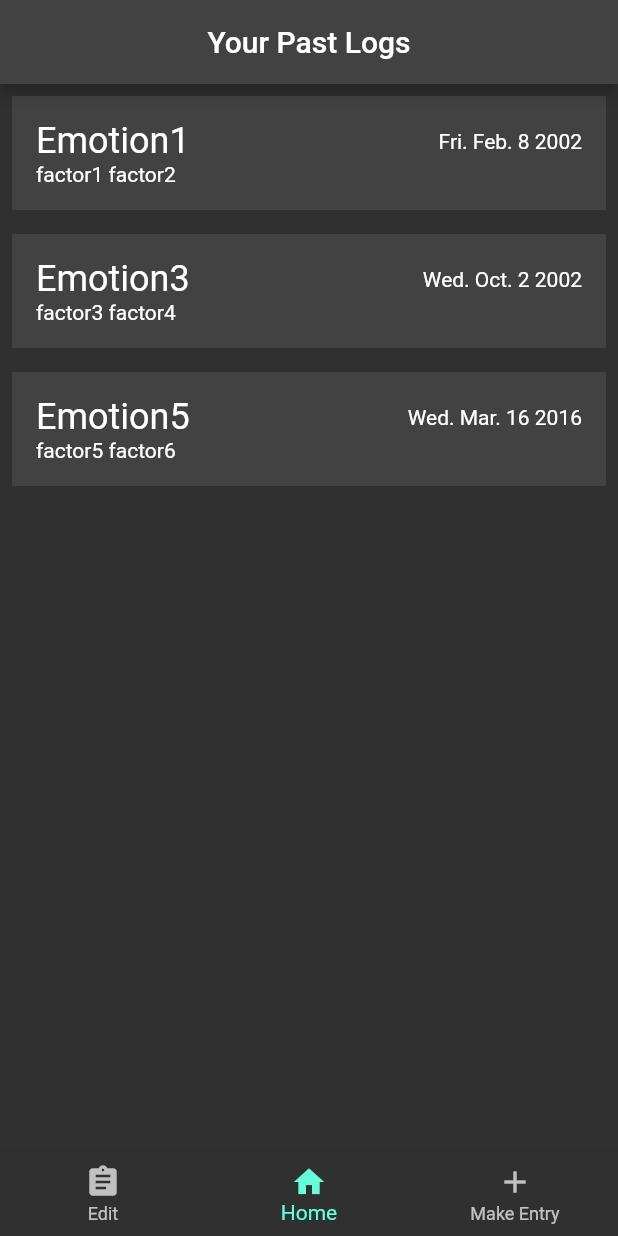
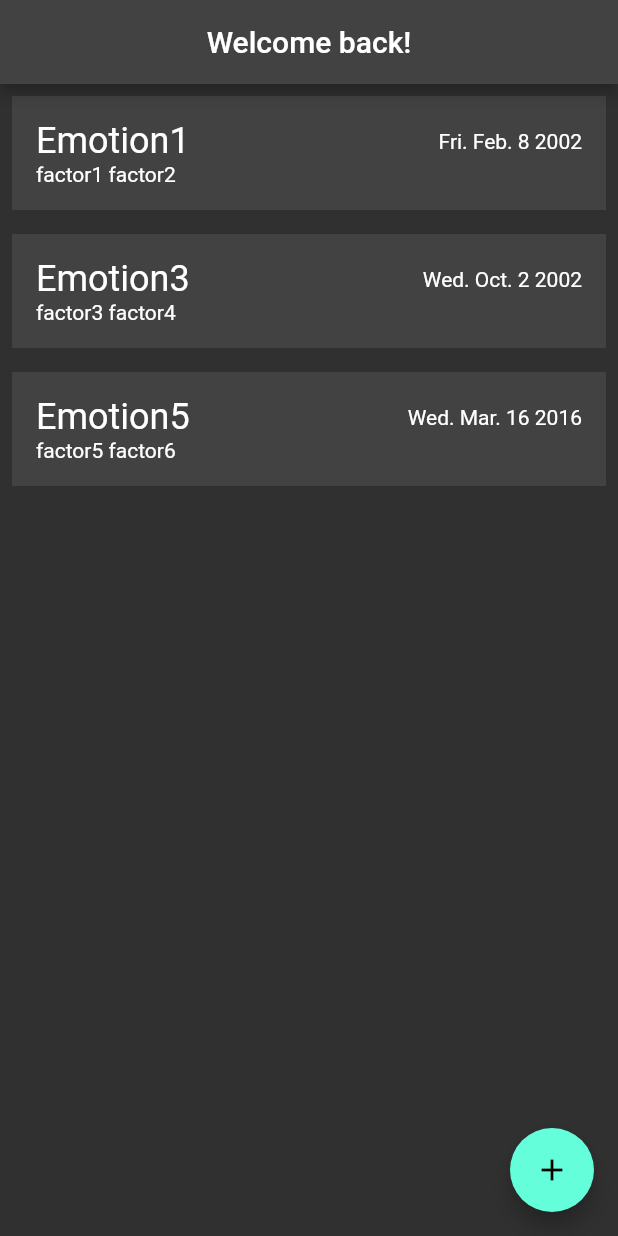
Before and after one commit to benlagreca02/mood_tracker, a Flutter app: the screen it shows after launch, on a phone screen of 412 x 824 dp. Run offline on Flutter 3.47's test engine with Material 2 defaults, Android fonts, the light colour scheme and no system bars.

Commit message:
Layout no longer uses three columns, Completing an entry will take you back to the home screen

```diff
--- a/lib/main.dart
+++ b/lib/main.dart
@@ -1,10 +1,11 @@
 import 'package:flutter/material.dart';
+import 'package:mood_tracking/pages/home_screen.dart';
+import 'package:mood_tracking/pages/make_entry_screen.dart';
 import 'package:mood_tracking/src/emotion.dart';
 import 'package:mood_tracking/src/factor.dart';
 import 'package:mood_tracking/src/log_entry.dart';
 import 'package:provider/provider.dart';
 import 'src/user_model.dart';
-import 'pages/home_screen_wrapper.dart';
 
 void main() {
   runApp(
@@ -72,7 +73,8 @@ class _MyAppState extends State<MyApp> {
       theme: ThemeData.dark(),
       initialRoute: '/homeScreen',
       routes: {
-        '/homeScreen': (context) => HomeScreenWrapper(),
+        '/homeScreen': (context) => const HomeScreen(),
+        '/makeEntryScreen': (context) => const MakeEntryScreen(),
       }
     );
   }
--- a/lib/pages/home_screen.dart
+++ b/lib/pages/home_screen.dart
@@ -13,11 +13,23 @@ class HomeScreen extends StatefulWidget {
 class _HomeScreenState extends State<HomeScreen> {
   @override
   Widget build(BuildContext context) {
-    return Center(
-      child: Consumer<UserModel>(
-        builder:(context, user, child) => ListView(
-          children: user.logEntryList.map((e) => LogEntryWidget(e)).toList()
+    return Scaffold(
+      appBar: AppBar(
+        centerTitle: true,
+        title: const Text("Welcome back!"),
+      ),
+      body: Center(
+        child: Consumer<UserModel>(
+          builder:(context, user, child) => ListView(
+            children: user.logEntryList.map((e) => LogEntryWidget(e)).toList()
+          ),
         ),
+      ),
+      floatingActionButton: FloatingActionButton(
+        child: const Icon(Icons.add),
+        onPressed: () {
+          Navigator.pushNamed(context, "/makeEntryScreen");
+        },
       ),
     );
   }
--- a/lib/pages/home_screen_wrapper.dart
+++ /dev/null
@@ -1,95 +0,0 @@
-
-
-import 'package:flutter/material.dart';
-import 'package:mood_tracking/pages/home_screen.dart';
-import 'package:mood_tracking/pages/make_entry_screen.dart';
-import 'package:mood_tracking/src/user_model.dart';
-import 'package:provider/provider.dart';
-
-import 'edit_screen.dart';
-
-class HomeScreenWrapper extends StatefulWidget {
-  @override
-  State<HomeScreenWrapper> createState() => _HomeScreenWrapperState();
-}
-
-class _HomeScreenWrapperState extends State<HomeScreenWrapper> {
-
-  int _bottomNavBarIndex = 1;
-
-  static final List<Widget> _frontPageOptions = <Widget>[
-    EditScreen(),
-    HomeScreen(),
-    MakeEntryScreen()
-  ];
-
-  static final List<Widget> _titleOptions = <Widget>[
-    const Text("IMPLEMENT ME"),
-    const Text("Your Past Logs"),
-    const Text("Make a Log Entry"),
-  ];
-
-  // is there a more "sound" way to do this, or is empty containers ok?
-  static final List<Widget> _actionOptions = <Widget> [
-    Container(),
-    Container(),
-    Consumer<UserModel>(
-      builder: (context, user, child) {
-        return IconButton(
-          icon: const Icon(Icons.delete),
-          onPressed: () {
-            user.clearAllPending();
-            ScaffoldMessenger.of(context).showSnackBar(
-              const SnackBar(content: Text("Current Pending Entry Deleted"),)
-            );
-          },
-        );
-      }
-    )
-  ];
-
-
-  void _onBottomNavBarItemTapped(int index){
-    setState( () {
-      _bottomNavBarIndex = index;
-    });
-  }
-
-
-  @override
-  Widget build(BuildContext context) {
-    return Scaffold(
-      body: IndexedStack(
-        index: _bottomNavBarIndex,
-        children: _frontPageOptions,
-      ),
-
-      appBar: AppBar(
-        title: _titleOptions.elementAt(_bottomNavBarIndex),
-        actions: [_actionOptions.elementAt(_bottomNavBarIndex)],
-        centerTitle: true,
-      ),
-
-
-      bottomNavigationBar: BottomNavigationBar(
-        items: const <BottomNavigationBarItem>[
-          BottomNavigationBarItem(
-            icon: Icon(Icons.assignment),
-            label: 'Edit',
-          ),
-          BottomNavigationBarItem(
-            icon: Icon(Icons.home),
-            label: 'Home',
-          ),
-          BottomNavigationBarItem(
-            icon: Icon(Icons.add),
-            label: 'Make Entry',
-          ),
-        ],
-        currentIndex: _bottomNavBarIndex,
-        onTap: _onBottomNavBarItemTapped,
-
-      ),
-    );
-  }
-}
--- a/lib/pages/widgets/log_entry_widget.dart
+++ b/lib/pages/widgets/log_entry_widget.dart
@@ -15,7 +15,7 @@ class LogEntryWidget extends StatelessWidget {
   Widget build(BuildContext context) {
     return Padding(
       padding: const EdgeInsets.all(8.0),
-      // The full readout when summary is tapped
+      // spawn the full readout when summary is tapped
       child: InkWell(
         onTap: (){
           showDialog(
--- a/lib/src/user_model.dart
+++ b/lib/src/user_model.dart
@@ -3,7 +3,6 @@ import 'package:flutter/material.dart';
 import 'package:mood_tracking/src/emotion.dart';
 import 'package:mood_tracking/src/factor.dart';
 import 'package:mood_tracking/src/log_entry.dart';
-import 'package:mood_tracking/src/stat.dart';
 
 class UserModel extends ChangeNotifier {
 
@@ -18,10 +17,6 @@ class UserModel extends ChangeNotifier {
   // the 'selected' ones that will be created into a new log entry
   Set<Emotion> pendingEmotions= {};
   Set<Factor> pendingFactors = {};
-
-  Set<Stat> getAllPending(){
-    return (pendingEmotions as Set<Stat>).union(pendingFactors as Set<Stat>);
-  }
 
   String pendingNote = '';
 
```
Also changed, not shown: lib/pages/edit_screen.dart (deleted, +0 -22 lines), lib/pages/make_entry_screen.dart (+11 -4 lines).
